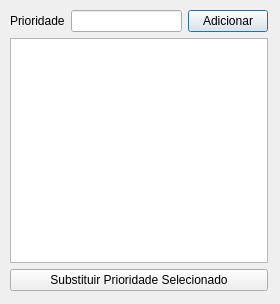
Above: cadastroprioridade.ui from brunosr1985/TCC_NayBru before the change. Below: the same form after it.
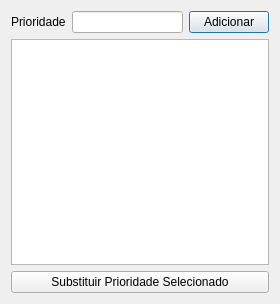
That is the form after the change.

```diff
--- a/cadastroprioridade.ui
+++ b/cadastroprioridade.ui
@@ -19,49 +19,25 @@
   <property name="windowTitle">
    <string>Cadastro de Prioridades de Chamado</string>
   </property>
-  <widget class="QWidget" name="layoutWidget">
-   <property name="geometry">
-    <rect>
-     <x>10</x>
-     <y>10</y>
-     <width>258</width>
-     <height>281</height>
-    </rect>
-   </property>
    <layout class="QGridLayout" name="gridLayout">
     <item row="0" column="0">
-     <layout class="QHBoxLayout" name="horizontalLayout">
-      <item>
        <widget class="QLabel" name="label">
         <property name="text">
          <string>Prioridade</string>
         </property>
        </widget>
       </item>
-      <item>
+   <item row="0" column="1">
        <widget class="QLineEdit" name="linePrioridade"/>
       </item>
-      <item>
+   <item row="0" column="2">
        <widget class="QPushButton" name="botaoAdicionar">
         <property name="text">
          <string>Adicionar</string>
         </property>
        </widget>
       </item>
-     </layout>
-    </item>
-    <item row="2" column="0">
-     <layout class="QHBoxLayout" name="horizontalLayout_2">
-      <item>
-       <widget class="QPushButton" name="botaoEditar">
-        <property name="text">
-         <string>Substituir Prioridade Selecionado</string>
-        </property>
-       </widget>
-      </item>
-     </layout>
-    </item>
-    <item row="1" column="0">
+   <item row="1" column="0" colspan="3">
      <widget class="QTableView" name="tablePrioridade">
       <property name="editTriggers">
        <set>QAbstractItemView::SelectedClicked</set>
@@ -77,8 +53,14 @@
       </property>
      </widget>
     </item>
-   </layout>
-  </widget>
+   <item row="2" column="0" colspan="3">
+    <widget class="QPushButton" name="botaoEditar">
+     <property name="text">
+      <string>Substituir Prioridade Selecionado</string>
+     </property>
+    </widget>
+   </item>
+  </layout>
  </widget>
  <resources/>
  <connections/>
```
Lines whose indentation alone changed are shown as unchanged.
